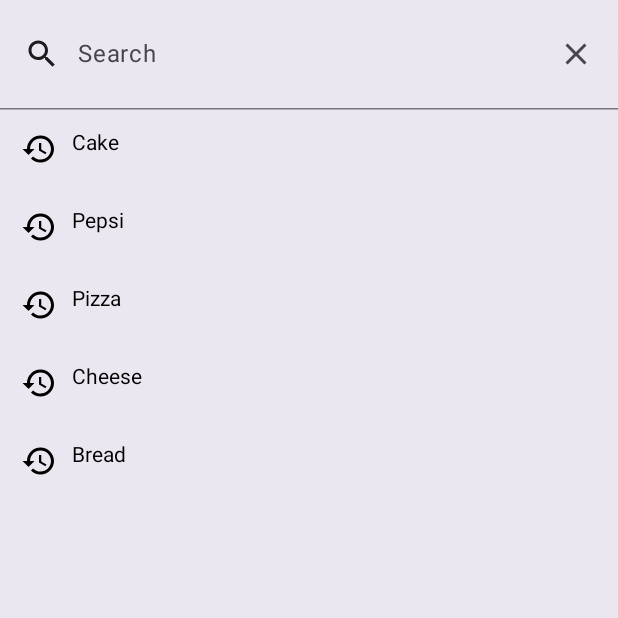
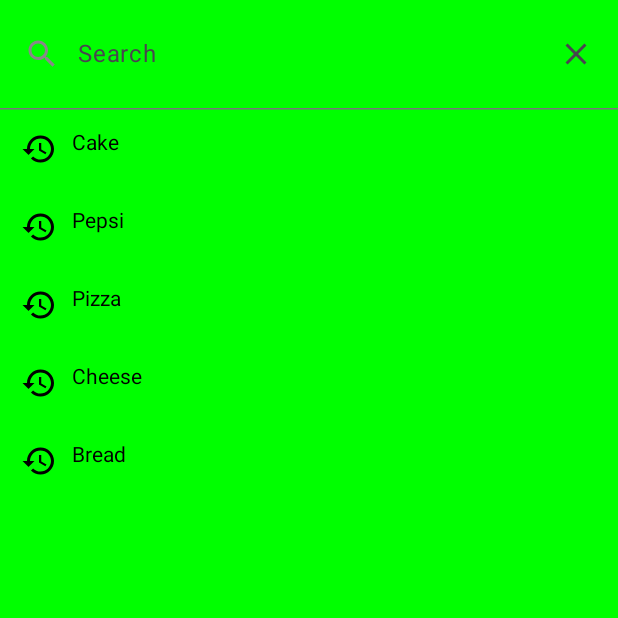
Before and after one commit to Startmobile/MakiMaki, an Android app built with Jetpack Compose: the screen it shows after launch (MainActivity), on a phone screen of 412 x 824 dp, the top half of it. Run offline under Robolectric (Android 15) with nearby library versions, the phone set to English and light mode, and no system bars.

Commit message:
fix: add parametr colorBackground/colorOfIcon

```diff
--- a/app/src/main/java/kz/startmobile/maki/MainActivity.kt
+++ b/app/src/main/java/kz/startmobile/maki/MainActivity.kt
@@ -9,6 +9,8 @@ import androidx.compose.foundation.shape.RoundedCornerShape
 import androidx.compose.material.MaterialTheme
 import androidx.compose.material.Surface
 import androidx.compose.material.Text
+import androidx.compose.material3.ExperimentalMaterial3Api
+import androidx.compose.material3.SearchBarDefaults
 import androidx.compose.runtime.Composable
 import androidx.compose.ui.Modifier
 import androidx.compose.ui.graphics.Color
@@ -16,8 +18,10 @@ import androidx.compose.ui.tooling.preview.Preview
 import androidx.compose.ui.unit.dp
 import kz.startmobile.maki.uicomponents.search_bar.MaterialSearchBar
 import kz.startmobile.maki.utils.ui.theme.MakiMakiTheme
+import kz.startmobile.maki.utils.ui.theme.Teal200
 
 class MainActivity : ComponentActivity() {
+    @OptIn(ExperimentalMaterial3Api::class)
     override fun onCreate(savedInstanceState: Bundle?) {
         super.onCreate(savedInstanceState)
         setContent {
--- a/app/src/main/java/kz/startmobile/maki/uicomponents/search_bar/SearchBar.kt
+++ b/app/src/main/java/kz/startmobile/maki/uicomponents/search_bar/SearchBar.kt
@@ -2,7 +2,6 @@ package kz.startmobile.maki.uicomponents.search_bar
 
 import android.util.Log
 import androidx.compose.animation.animateContentSize
-import androidx.compose.foundation.background
 import androidx.compose.foundation.clickable
 import androidx.compose.foundation.layout.PaddingValues
 import androidx.compose.foundation.layout.Row
@@ -10,7 +9,6 @@ import androidx.compose.foundation.layout.fillMaxWidth
 import androidx.compose.foundation.layout.padding
 import androidx.compose.foundation.shape.RoundedCornerShape
 import androidx.compose.material.icons.Icons
-import androidx.compose.material.icons.filled.Add
 import androidx.compose.material.icons.filled.Close
 import androidx.compose.material.icons.filled.History
 import androidx.compose.material.icons.filled.Search
@@ -34,7 +32,7 @@ fun MaterialSearchBar(
         .fillMaxWidth()
         .padding(horizontal = 16.dp, vertical = 10.dp),
 
-    placeholder: String = "Search" ,
+    placeholder: String = "Search",
     shape: RoundedCornerShape = RoundedCornerShape(
         topEnd = 14.dp,
         topStart = 14.dp,
@@ -47,7 +45,9 @@ fun MaterialSearchBar(
             "Chicken",
             "Pizza"
         )
-    }
+    },
+    colorOfBackground: SearchBarColors = SearchBarDefaults.colors(Color.Green),
+    colorOfLeadingIcon: Color = Color.Gray
 ) {
     var text by remember { mutableStateOf("") }
     var active by remember { mutableStateOf(false) }
@@ -75,8 +75,9 @@ fun MaterialSearchBar(
         shape = shape,
         modifier = if (active) {
             Log.e("event", "padding yes - $active")
-            Modifier.padding(horizontal = 0.dp, vertical = 0.dp)
-                .animateContentSize ()
+            Modifier
+                .padding(horizontal = 0.dp, vertical = 0.dp)
+                .animateContentSize()
         } else {
             Log.e("event", "padding no $active")
             modifier.animateContentSize()
@@ -87,7 +88,10 @@ fun MaterialSearchBar(
         },
         leadingIcon = {
             Icon(imageVector = Icons.Default.Search,
-                contentDescription = "Search Icon")
+                contentDescription = "Search Icon",
+                tint = colorOfLeadingIcon
+
+            )
         },
         trailingIcon = {
             if(active) {
@@ -104,7 +108,7 @@ fun MaterialSearchBar(
                 )
             }
         },
-
+        colors = colorOfBackground
     ) {
         items.forEach{
             Row(modifier = Modifier.padding(14.dp)){
```
